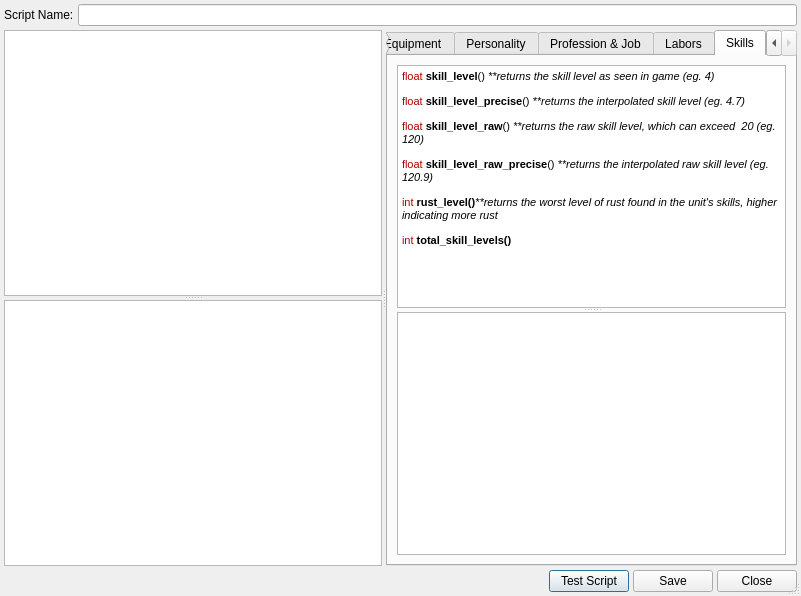
First picture: the form in ui/scriptdialog.ui, repository Dwarf-Therapist/Dwarf-Therapist, before the edit.
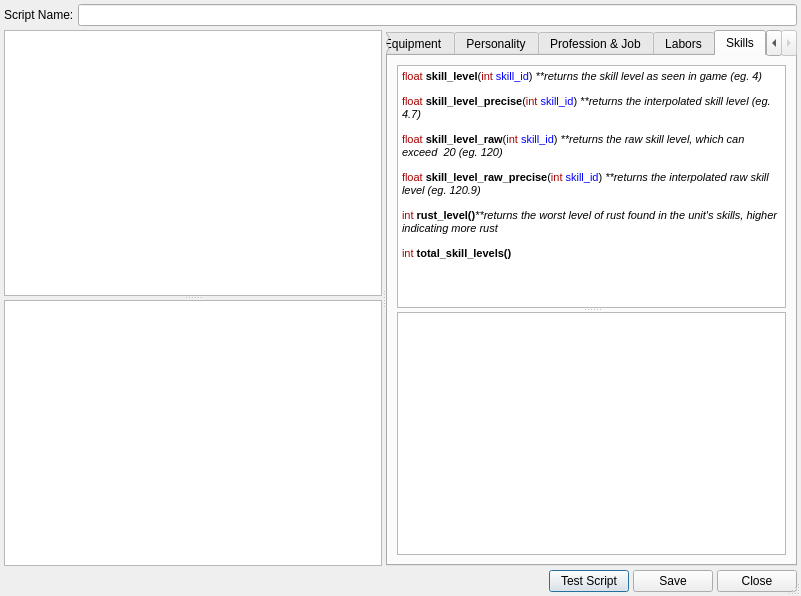
Second picture: the form after the edit. The open tabs and pages were chosen to show the change. Icons and pictures are not drawn.

Commit message:
fix skill_level script functions
- fixed #246 skill level script functions not invokable, and updated the
script UI function descriptions

```diff
--- a/ui/scriptdialog.ui
+++ b/ui/scriptdialog.ui
@@ -454,10 +454,10 @@
 &lt;html&gt;&lt;head&gt;&lt;meta name=&quot;qrichtext&quot; content=&quot;1&quot; /&gt;&lt;style type=&quot;text/css&quot;&gt;
 p, li { white-space: pre-wrap; }
 &lt;/style&gt;&lt;/head&gt;&lt;body style=&quot; font-family:'MS Shell Dlg 2'; font-size:8.25pt; font-weight:400; font-style:normal;&quot;&gt;
-&lt;p style=&quot; margin-top:12px; margin-bottom:12px; margin-left:0px; margin-right:0px; -qt-block-indent:0; text-indent:0px;&quot;&gt;&lt;span style=&quot; font-size:8pt; color:#aa0000;&quot;&gt;float &lt;/span&gt;&lt;span style=&quot; font-size:8pt; font-weight:600;&quot;&gt;skill_level&lt;/span&gt;&lt;span style=&quot; font-size:8pt;&quot;&gt;() &lt;/span&gt;&lt;span style=&quot; font-size:8pt; font-style:italic;&quot;&gt;**returns the skill level as seen in game (eg. 4)&lt;/span&gt;&lt;/p&gt;
-&lt;p style=&quot; margin-top:12px; margin-bottom:12px; margin-left:0px; margin-right:0px; -qt-block-indent:0; text-indent:0px;&quot;&gt;&lt;span style=&quot; font-size:8pt; color:#aa0000;&quot;&gt;float &lt;/span&gt;&lt;span style=&quot; font-size:8pt; font-weight:600;&quot;&gt;skill_level_precise&lt;/span&gt;&lt;span style=&quot; font-size:8pt;&quot;&gt;() &lt;/span&gt;&lt;span style=&quot; font-size:8pt; font-style:italic;&quot;&gt;**returns the interpolated skill level (eg. 4.7)&lt;/span&gt;&lt;/p&gt;
-&lt;p style=&quot; margin-top:12px; margin-bottom:12px; margin-left:0px; margin-right:0px; -qt-block-indent:0; text-indent:0px;&quot;&gt;&lt;span style=&quot; font-size:8pt; color:#aa0000;&quot;&gt;float &lt;/span&gt;&lt;span style=&quot; font-size:8pt; font-weight:600;&quot;&gt;skill_level_raw&lt;/span&gt;&lt;span style=&quot; font-size:8pt;&quot;&gt;() &lt;/span&gt;&lt;span style=&quot; font-size:8pt; font-style:italic;&quot;&gt;**returns the raw skill level, which can exceed  20 (eg. 120)&lt;/span&gt;&lt;/p&gt;
-&lt;p style=&quot; margin-top:12px; margin-bottom:12px; margin-left:0px; margin-right:0px; -qt-block-indent:0; text-indent:0px;&quot;&gt;&lt;span style=&quot; font-size:8pt; color:#aa0000;&quot;&gt;float &lt;/span&gt;&lt;span style=&quot; font-size:8pt; font-weight:600;&quot;&gt;skill_level_raw_precise&lt;/span&gt;&lt;span style=&quot; font-size:8pt;&quot;&gt;() &lt;/span&gt;&lt;span style=&quot; font-size:8pt; font-style:italic;&quot;&gt;**returns the interpolated raw skill level (eg. 120.9)&lt;/span&gt;&lt;/p&gt;
+&lt;p style=&quot; margin-top:12px; margin-bottom:12px; margin-left:0px; margin-right:0px; -qt-block-indent:0; text-indent:0px;&quot;&gt;&lt;span style=&quot; font-size:8pt; color:#aa0000;&quot;&gt;float &lt;/span&gt;&lt;span style=&quot; font-size:8pt; font-weight:600;&quot;&gt;skill_level&lt;/span&gt;&lt;span style=&quot; font-size:8pt;&quot;&gt;(&lt;/span&gt;&lt;span style=&quot; font-size:8pt; color:#aa0000;&quot;&gt;int&lt;/span&gt;&lt;span style=&quot; font-size:8pt;&quot;&gt; &lt;/span&gt;&lt;span style=&quot; font-size:8pt; color:#0000ff;&quot;&gt;skill_id&lt;/span&gt;&lt;span style=&quot; font-size:8pt;&quot;&gt;) &lt;/span&gt;&lt;span style=&quot; font-size:8pt; font-style:italic;&quot;&gt;**returns the skill level as seen in game (eg. 4)&lt;/span&gt;&lt;/p&gt;
+&lt;p style=&quot; margin-top:12px; margin-bottom:12px; margin-left:0px; margin-right:0px; -qt-block-indent:0; text-indent:0px;&quot;&gt;&lt;span style=&quot; font-size:8pt; color:#aa0000;&quot;&gt;float &lt;/span&gt;&lt;span style=&quot; font-size:8pt; font-weight:600;&quot;&gt;skill_level_precise&lt;/span&gt;&lt;span style=&quot; font-size:8pt;&quot;&gt;(&lt;/span&gt;&lt;span style=&quot; font-size:8pt; color:#aa0000;&quot;&gt;int&lt;/span&gt;&lt;span style=&quot; font-size:8pt;&quot;&gt; &lt;/span&gt;&lt;span style=&quot; font-size:8pt; color:#0000ff;&quot;&gt;skill_id&lt;/span&gt;&lt;span style=&quot; font-size:8pt;&quot;&gt;) &lt;/span&gt;&lt;span style=&quot; font-size:8pt; font-style:italic;&quot;&gt;**returns the interpolated skill level (eg. 4.7)&lt;/span&gt;&lt;/p&gt;
+&lt;p style=&quot; margin-top:12px; margin-bottom:12px; margin-left:0px; margin-right:0px; -qt-block-indent:0; text-indent:0px;&quot;&gt;&lt;span style=&quot; font-size:8pt; color:#aa0000;&quot;&gt;float &lt;/span&gt;&lt;span style=&quot; font-size:8pt; font-weight:600;&quot;&gt;skill_level_raw&lt;/span&gt;&lt;span style=&quot; font-size:8pt;&quot;&gt;(&lt;/span&gt;&lt;span style=&quot; font-size:8pt; color:#aa0000;&quot;&gt;int&lt;/span&gt;&lt;span style=&quot; font-size:8pt;&quot;&gt; &lt;/span&gt;&lt;span style=&quot; font-size:8pt; color:#0000ff;&quot;&gt;skill_id&lt;/span&gt;&lt;span style=&quot; font-size:8pt;&quot;&gt;) &lt;/span&gt;&lt;span style=&quot; font-size:8pt; font-style:italic;&quot;&gt;**returns the raw skill level, which can exceed  20 (eg. 120)&lt;/span&gt;&lt;/p&gt;
+&lt;p style=&quot; margin-top:12px; margin-bottom:12px; margin-left:0px; margin-right:0px; -qt-block-indent:0; text-indent:0px;&quot;&gt;&lt;span style=&quot; font-size:8pt; color:#aa0000;&quot;&gt;float &lt;/span&gt;&lt;span style=&quot; font-size:8pt; font-weight:600;&quot;&gt;skill_level_raw_precise&lt;/span&gt;&lt;span style=&quot; font-size:8pt;&quot;&gt;(&lt;/span&gt;&lt;span style=&quot; font-size:8pt; color:#aa0000;&quot;&gt;int&lt;/span&gt;&lt;span style=&quot; font-size:8pt;&quot;&gt; &lt;/span&gt;&lt;span style=&quot; font-size:8pt; color:#0000ff;&quot;&gt;skill_id&lt;/span&gt;&lt;span style=&quot; font-size:8pt;&quot;&gt;) &lt;/span&gt;&lt;span style=&quot; font-size:8pt; font-style:italic;&quot;&gt;**returns the interpolated raw skill level (eg. 120.9)&lt;/span&gt;&lt;/p&gt;
 &lt;p style=&quot; margin-top:12px; margin-bottom:12px; margin-left:0px; margin-right:0px; -qt-block-indent:0; text-indent:0px;&quot;&gt;&lt;span style=&quot; font-size:8pt; color:#aa0000;&quot;&gt;int &lt;/span&gt;&lt;span style=&quot; font-size:8pt; font-weight:600;&quot;&gt;rust_level()&lt;/span&gt;&lt;span style=&quot; font-size:8pt; font-style:italic;&quot;&gt;**returns the worst level of rust found in the unit's skills, higher indicating more rust&lt;/span&gt;&lt;/p&gt;
 &lt;p style=&quot; margin-top:12px; margin-bottom:12px; margin-left:0px; margin-right:0px; -qt-block-indent:0; text-indent:0px;&quot;&gt;&lt;span style=&quot; font-size:8pt; color:#aa0000;&quot;&gt;int &lt;/span&gt;&lt;span style=&quot; font-size:8pt; font-weight:600;&quot;&gt;total_skill_levels()&lt;/span&gt;&lt;/p&gt;&lt;/body&gt;&lt;/html&gt;</string>
            </property>
```
Left out of the diff: 2 changed lines with no effect on the pictures. The commit also changes 2 other files.
